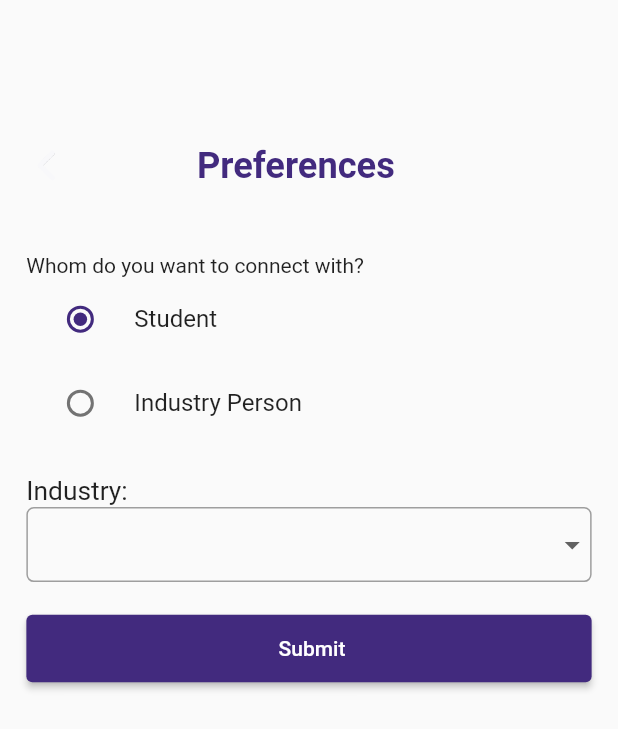
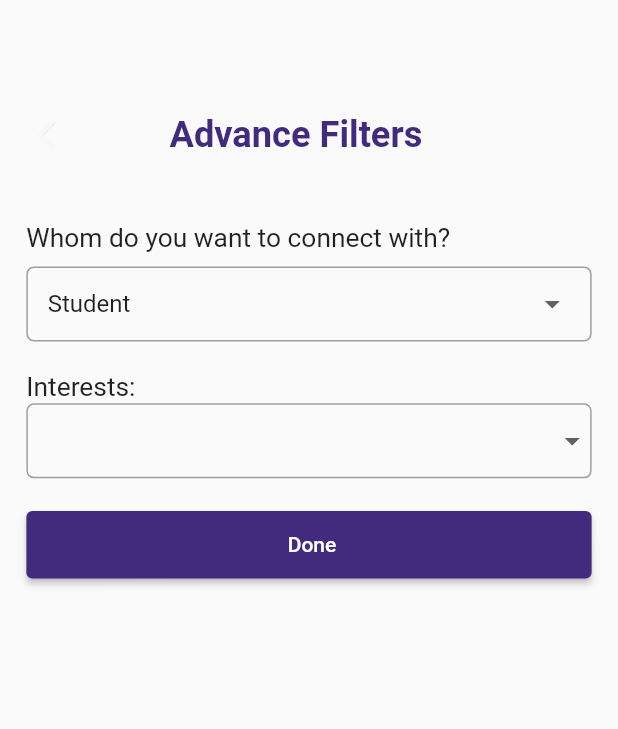
Before and after one commit to NoorAnsari04/Networking_Frontend, a Flutter app: the PreferencesScreen screen opened directly, on a phone screen of 412 x 824 dp. Shown: the top 729 px of the screen. Run offline on Flutter 3.47's test engine with Material 3 defaults, Android fonts, the phone set to English and light mode, and no system bars; our stand-ins replace cached_network_image, carousel_slider, cloud_firestore, dio, firebase_auth, firebase_core and 14 more; accounts and stored records are empty; Roboto replaces fonts that are missing (RalewaySemiBold).

Commit message:
customAppBar changed to Advance Filters, added dropdowns for usertype,  changed profession to Designation, changed Industry to Interests

```diff
--- a/awesomeapp/lib/modules/events/swipe and connect/screens/perferences_screen.dart
+++ b/awesomeapp/lib/modules/events/swipe and connect/screens/perferences_screen.dart
@@ -60,30 +60,54 @@ class _PreferencesScreenState extends State<PreferencesScreen> {
           child: Column(
             crossAxisAlignment: CrossAxisAlignment.start,
             children: [
-              SizedBox(height: 20.h),
-              SafeArea(
-                child: CustomAppBar(
-                  title: 'Preferences',
+              // SizedBox(height: 20.h),
+                 CustomAppBar(
+                  title: 'Advance Filters',
                   iconPath: IconConstants.backward_arrow,
-                ),
               ),
               SizedBox(height: 40.h),
-              UserTypeSelection(
-                userType: userType,
-                onChanged: (value) {
-                  setState(() {
-                    userType = value!;
-                  });
-                },
-                title: 'Whom do you want to connect with?',
+              // UserTypeSelection(
+              //   userType: userType,
+              //   onChanged: (value) {
+              //     setState(() {
+              //       userType = value!;
+              //     });
+              //   },
+              //   title: 'Whom do you want to connect with?',
+              // ),
+              Text("Whom do you want to connect with?", style: TextStyle(fontSize: 16.sp),),
+              SizedBox(height: 8  .h),
+              Container(
+                padding: EdgeInsets.symmetric(horizontal: 12.w),
+                decoration: BoxDecoration(
+                  border: Border.all(color: Colors.grey),
+                  borderRadius:   BorderRadius.circular(5)
+                ),
+                child: DropdownButton<String>(
+                  value: userType,
+                  isExpanded: true,
+                  underline: SizedBox(),
+                  icon: Icon(Icons.arrow_drop_down),
+                  items: ['Student', 'Industry Person'].map((String type) {
+                    return DropdownMenuItem<String>(
+                      value: type,
+                      child: Text(type),
+                    );
+                  }).toList(),
+                  onChanged: (String? newValue) {
+                    setState(() {
+                      userType = newValue!;
+                    });
+                  },
+                ),
               ),
               SizedBox(height: 20.h),
               if (userType == 'Industry Person') ...[
-                Text('Profession:', style: TextStyle(fontSize: 16.sp)),
+                Text('Designation:', style: TextStyle(fontSize: 16.sp)),
                 Container(
                   decoration: BoxDecoration(
-                    border: Border.all(color: Colors.grey),
-                    borderRadius: BorderRadius.circular(5),
+                  border:Border.all(color: Colors.grey),
+                  borderRadius: BorderRadius.circular(5),
                   ),
                   child: DropdownButton<String>(
                     value: selectedProfession,
@@ -94,18 +118,16 @@ class _PreferencesScreenState extends State<PreferencesScreen> {
                         child: Text(profession),
                       );
                     }).toList(),
-                    onChanged: (String? newValue) {
+                    onChanged: (String? newValue){
                       setState(() {
                         selectedProfession = newValue;
                       });
                     },
-                    underline: SizedBox(),
-                    icon: Icon(Icons.arrow_drop_down),
                   ),
                 ),
                 SizedBox(height: 20.h),
               ],
-              Text('Industry:', style: TextStyle(fontSize: 16.sp)),
+              Text('Interests:', style: TextStyle(fontSize: 16.sp)),
               Container(
                 decoration: BoxDecoration(
                   border: Border.all(color: Colors.grey),
@@ -132,8 +154,13 @@ class _PreferencesScreenState extends State<PreferencesScreen> {
               SizedBox(height: 20.h),
               Center(
                 child: CustomElevatedButton(
-                  onPressed: () {},
-                  text: 'Submit',
+                  onPressed: () {
+                    Navigator.pop(context,{
+                      'profession': selectedProfession,
+                      'industry': selectedIndustry,
+                    });
+                  },
+                  text: 'Done',
                   manualAction: true,
                 ),
               ),
```
